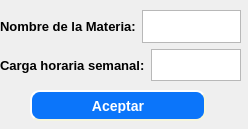
Above: subjectinputdialog.ui from Santiago-Pinto/colorcraft before the change. Below: the same form after it.
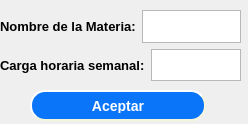
That is the form after the change.

The edit to the form file:
```diff
--- a/subjectinputdialog.ui
+++ b/subjectinputdialog.ui
@@ -7,7 +7,7 @@
     <x>0</x>
     <y>0</y>
     <width>248</width>
-    <height>129</height>
+    <height>124</height>
    </rect>
   </property>
   <property name="windowTitle">
@@ -40,7 +40,7 @@
       background-color: rgb(11, 117, 250);
 	  border-style: outset;
 	  border-width: 2px;
-	  border-radius: 10px;
+	  border-radius: 15px;
 	  border-color: beige;
 	  font: bold 14px;
 	  color: white;
```
Left out of the diff: 2 changed lines with no effect on the pictures.
